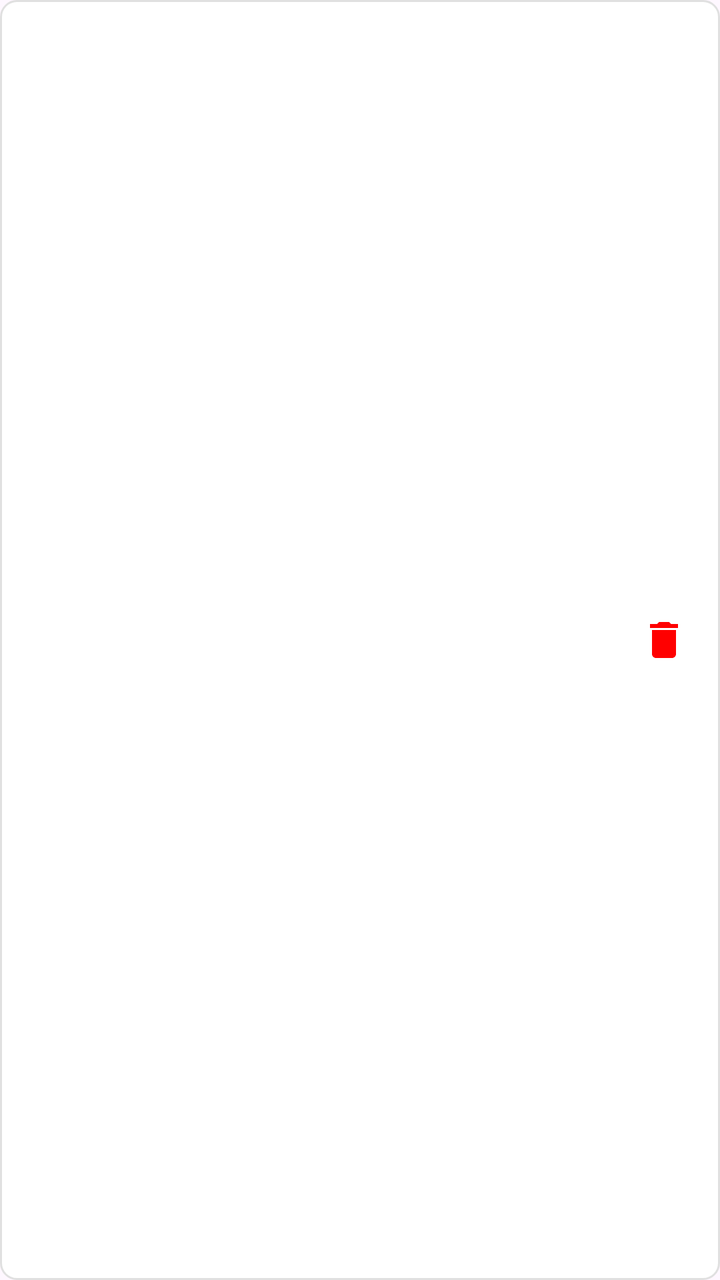
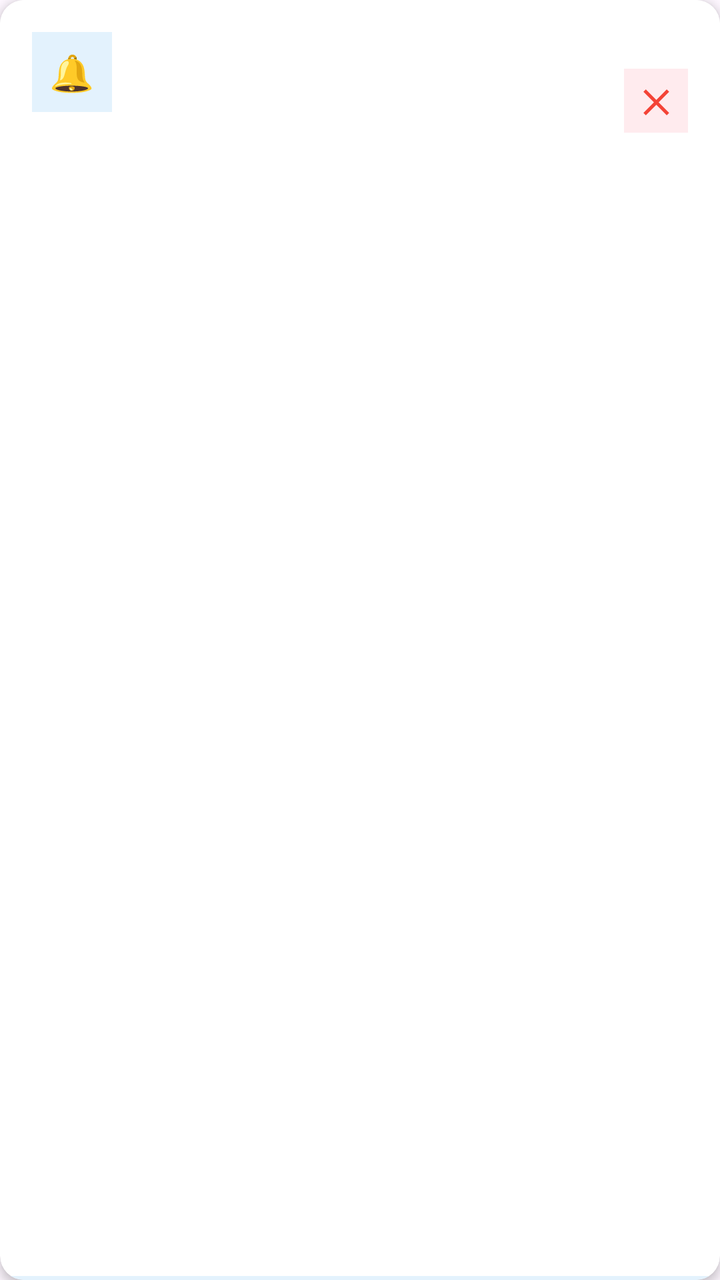

Before-and-after screenshots of an Android layout around one commit, followed by the original layout XML and the change that was made.
<!-- AndroidManifest.xml: application theme Theme.AppQLKhachSan -->
<!-- res/layout/item_notification.xml -->
<?xml version="1.0" encoding="utf-8"?>
<LinearLayout xmlns:android="http://schemas.android.com/apk/res/android"
    xmlns:app="http://schemas.android.com/apk/res-auto"
    android:layout_width="match_parent"
    android:layout_height="wrap_content"
    android:orientation="horizontal"
    android:padding="16dp"
    android:background="@drawable/card_background">

    <LinearLayout
        android:layout_width="0dp"
        android:layout_height="wrap_content"
        android:layout_weight="1"
        android:orientation="vertical">

        <TextView
            android:id="@+id/notificationTitle"
            android:layout_width="wrap_content"
            android:layout_height="wrap_content"
            android:textSize="16sp"
            android:textStyle="bold"
            android:textColor="#1A237E" />

        <TextView
            android:id="@+id/notificationMessage"
            android:layout_width="wrap_content"
            android:layout_height="wrap_content"
            android:textSize="14sp"
            android:textColor="#546E7A"
            android:layout_marginTop="4dp" />

        <TextView
            android:id="@+id/notificationTimestamp"
            android:layout_width="wrap_content"
            android:layout_height="wrap_content"
            android:textSize="12sp"
            android:textColor="#B0BEC5"
            android:layout_marginTop="4dp" />

    </LinearLayout>

    <ImageButton
        android:id="@+id/btnDeleteNotification"
        android:layout_width="24dp"
        android:layout_height="24dp"
        android:layout_gravity="center_vertical"
        android:background="@android:color/transparent"
        android:src="@drawable/ic_delete"
        android:contentDescription="Xóa thông báo"
        app:tint="#FF0000" />

</LinearLayout>
<!-- resources referenced by this layout -->
<resources>
  <!-- drawable card_background (drawable) -->
  <?xml version="1.0" encoding="utf-8"?>
  <shape xmlns:android="http://schemas.android.com/apk/res/android"
      android:shape="rectangle">
      <solid android:color="#FFFFFF" />
      <corners android:radius="8dp" />
      <stroke
          android:width="1dp"
          android:color="#E0E0E0" />
  </shape>
  <!-- drawable ic_delete (drawable) -->
  <?xml version="1.0" encoding="utf-8"?>
  <vector xmlns:android="http://schemas.android.com/apk/res/android"
      android:width="24dp"
      android:height="24dp"
      android:viewportWidth="24"
      android:viewportHeight="24">
      <path
          android:fillColor="#FF0000"
          android:pathData="M6,19c0,1.1 0.9,2 2,2h8c1.1,0 2,-0.9 2,-2V7H6v12zM19,4h-3.5l-1,-1h-5l-1,1H5v2h14V4z"/>
  </vector>
  <style name="Theme.AppQLKhachSan" parent="Base.Theme.AppQLKhachSan" />
  <style name="Base.Theme.AppQLKhachSan" parent="Theme.Material3.DayNight.NoActionBar">
          
          
      </style>
</resources>

<!-- the commit's change to res/layout/item_notification.xml (unified diff, before → after) -->
@@ -1,52 +1,116 @@
 <?xml version="1.0" encoding="utf-8"?>
-<LinearLayout xmlns:android="http://schemas.android.com/apk/res/android"
+<androidx.cardview.widget.CardView xmlns:android="http://schemas.android.com/apk/res/android"
     xmlns:app="http://schemas.android.com/apk/res-auto"
     android:layout_width="match_parent"
     android:layout_height="wrap_content"
-    android:orientation="horizontal"
-    android:padding="16dp"
-    android:background="@drawable/card_background">
+    android:layout_marginHorizontal="8dp"
+    android:layout_marginVertical="6dp"
+    app:cardCornerRadius="12dp"
+    app:cardElevation="3dp"
+    android:background="#FFFFFF">
 
     <LinearLayout
-        android:layout_width="0dp"
+        android:layout_width="match_parent"
         android:layout_height="wrap_content"
-        android:layout_weight="1"
-        android:orientation="vertical">
+        android:orientation="horizontal"
+        android:padding="16dp"
+        android:background="#FFFFFF">
 
-        <TextView
-            android:id="@+id/notificationTitle"
+        
+        <LinearLayout
+            android:layout_width="40dp"
+            android:layout_height="40dp"
+            android:layout_gravity="top"
+            android:layout_marginEnd="12dp"
+            android:background="#E3F2FD"
+            android:gravity="center">
+
+            <TextView
+                android:layout_width="wrap_content"
+                android:layout_height="wrap_content"
+                android:text="🔔"
+                android:textSize="18sp"/>
+
+        </LinearLayout>
+
+        
+        <LinearLayout
+            android:layout_width="0dp"
+            android:layout_height="wrap_content"
+            android:layout_weight="1"
+            android:orientation="vertical">
+
+            <TextView
+                android:id="@+id/notificationTitle"
+                android:layout_width="wrap_content"
+                android:layout_height="wrap_content"
+                android:textSize="16sp"
+                android:textStyle="bold"
+                android:textColor="#1A237E"
+                android:maxLines="2"
+                android:ellipsize="end"/>
+
+            <TextView
+                android:id="@+id/notificationMessage"
+                android:layout_width="wrap_content"
+                android:layout_height="wrap_content"
+                android:textSize="14sp"
+                android:textColor="#546E7A"
+                android:layout_marginTop="4dp"
+                android:maxLines="3"
+                android:ellipsize="end"
+                android:lineSpacingExtra="2dp"/>
+
+            <TextView
+                android:id="@+id/notificationTimestamp"
+                android:layout_width="wrap_content"
+                android:layout_height="wrap_content"
+                android:textSize="12sp"
+                android:textColor="#90A4AE"
+                android:layout_marginTop="8dp"
+                android:textStyle="italic"/>
+
+        </LinearLayout>
+
+        
+        <LinearLayout
             android:layout_width="wrap_content"
             android:layout_height="wrap_content"
-            android:textSize="16sp"
-            android:textStyle="bold"
-            android:textColor="#1A237E" />
+            android:layout_gravity="center_vertical"
+            android:orientation="vertical"
+            android:gravity="center"
+            android:layout_marginStart="8dp">
 
-        <TextView
-            android:id="@+id/notificationMessage"
-            android:layout_width="wrap_content"
-            android:layout_height="wrap_content"
-            android:textSize="14sp"
-            android:textColor="#546E7A"
-            android:layout_marginTop="4dp" />
+            
+            <LinearLayout
+                android:id="@+id/btnDeleteNotification"
+                android:layout_width="32dp"
+                android:layout_height="32dp"
+                android:background="#FFEBEE"
+                android:gravity="center"
+                android:clickable="true"
+                android:focusable="true"
+                android:contentDescription="Xóa thông báo">
 
-        <TextView
-            android:id="@+id/notificationTimestamp"
-            android:layout_width="wrap_content"
-            android:layout_height="wrap_content"
-            android:textSize="12sp"
-            android:textColor="#B0BEC5"
-            android:layout_marginTop="4dp" />
+                <TextView
+                    android:layout_width="wrap_content"
+                    android:layout_height="wrap_content"
+                    android:text="✕"
+                    android:textSize="16sp"
+                    android:textColor="#F44336"
+                    android:textStyle="bold"/>
+
+            </LinearLayout>
+
+        </LinearLayout>
 
     </LinearLayout>
 
-    <ImageButton
-        android:id="@+id/btnDeleteNotification"
-        android:layout_width="24dp"
-        android:layout_height="24dp"
-        android:layout_gravity="center_vertical"
-        android:background="@android:color/transparent"
-        android:src="@drawable/ic_delete"
-        android:contentDescription="Xóa thông báo"
-        app:tint="#FF0000" />
+    
+    <View
+        android:layout_width="match_parent"
+        android:layout_height="2dp"
+        android:background="#E3F2FD"
+        android:layout_gravity="bottom"/>
 
-</LinearLayout>
+</androidx.cardview.widget.CardView>
<!-- resource entries referenced after the edit -->
@@ -1,26 +1,5 @@
 <!-- resources referenced by this layout -->
 <resources>
-  <!-- drawable card_background (drawable) -->
-  <?xml version="1.0" encoding="utf-8"?>
-  <shape xmlns:android="http://schemas.android.com/apk/res/android"
-      android:shape="rectangle">
-      <solid android:color="#FFFFFF" />
-      <corners android:radius="8dp" />
-      <stroke
-          android:width="1dp"
-          android:color="#E0E0E0" />
-  </shape>
-  <!-- drawable ic_delete (drawable) -->
-  <?xml version="1.0" encoding="utf-8"?>
-  <vector xmlns:android="http://schemas.android.com/apk/res/android"
-      android:width="24dp"
-      android:height="24dp"
-      android:viewportWidth="24"
-      android:viewportHeight="24">
-      <path
-          android:fillColor="#FF0000"
-          android:pathData="M6,19c0,1.1 0.9,2 2,2h8c1.1,0 2,-0.9 2,-2V7H6v12zM19,4h-3.5l-1,-1h-5l-1,1H5v2h14V4z"/>
-  </vector>
   <style name="Theme.AppQLKhachSan" parent="Base.Theme.AppQLKhachSan" />
   <style name="Base.Theme.AppQLKhachSan" parent="Theme.Material3.DayNight.NoActionBar">
           
